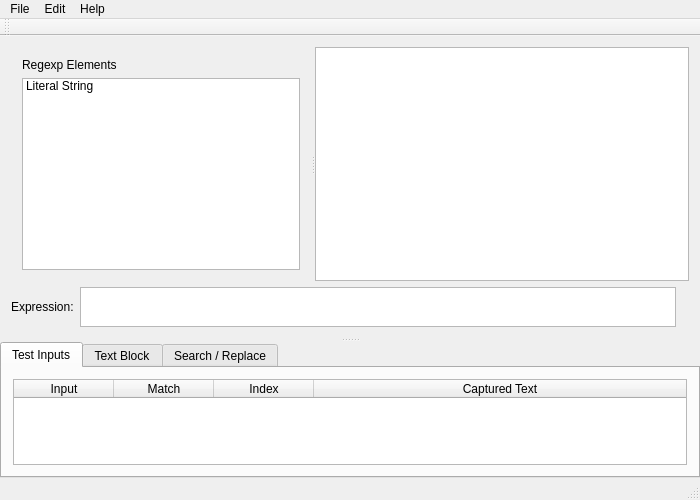
The window that mainwindow.ui (aelliott/expressioneditor) describes before a commit, drawn with Qt 5.
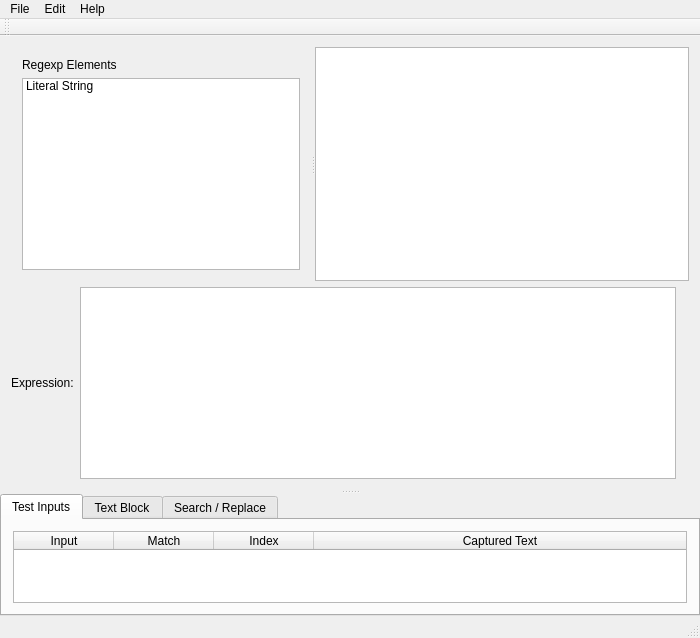
The same window after the commit. The open tabs and pages were chosen to show the change. Icons and pictures are not drawn. Custom widgets are drawn as their Qt base class.

Commit message: Restored automatic calculation of the input height for the text-based editor

```diff
--- a/mainwindow.ui
+++ b/mainwindow.ui
@@ -337,17 +337,11 @@
               <item>
                <widget class="ExpressionEdit" name="expressionEdit">
                 <property name="sizePolicy">
-                 <sizepolicy hsizetype="Expanding" vsizetype="Fixed">
+                 <sizepolicy hsizetype="Expanding" vsizetype="Minimum">
                   <horstretch>0</horstretch>
                   <verstretch>0</verstretch>
                  </sizepolicy>
                 </property>
-                <property name="maximumSize">
-                 <size>
-                  <width>16777215</width>
-                  <height>40</height>
-                 </size>
-                </property>
                </widget>
               </item>
               <item>
```
Left out of the diff: 2 changed lines with no effect on the pictures. The commit also changes 2 other files.
